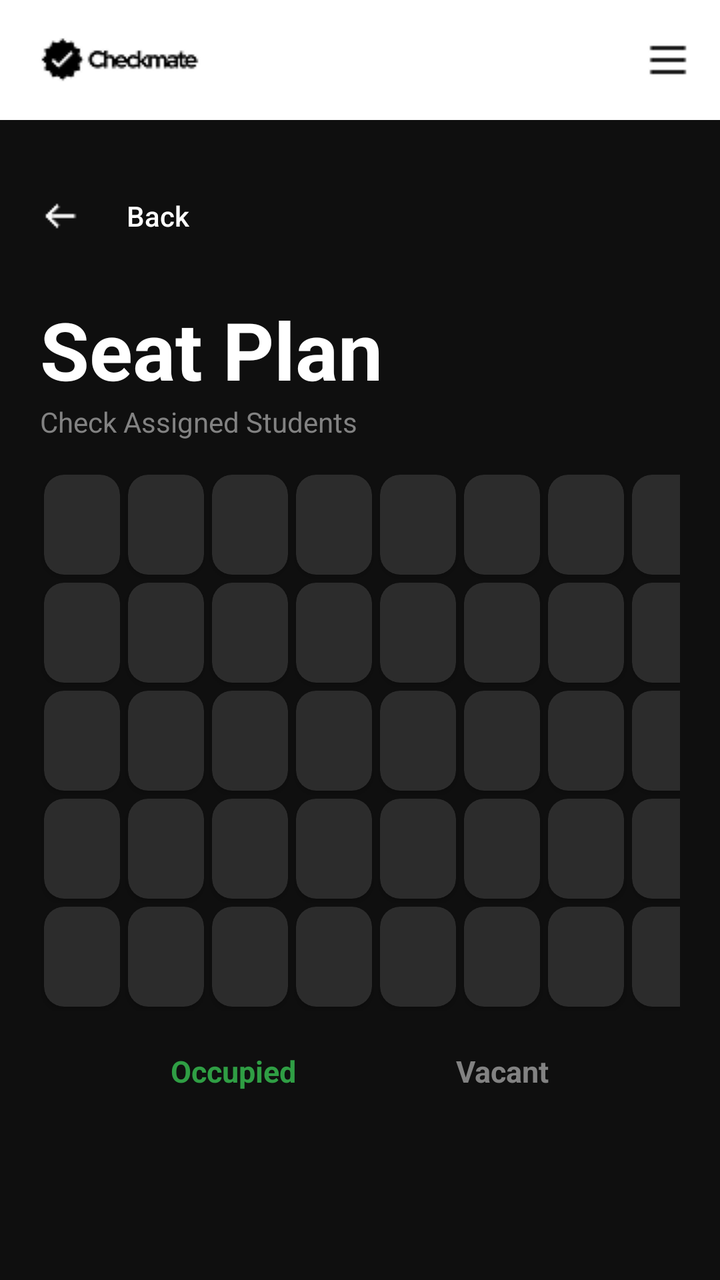
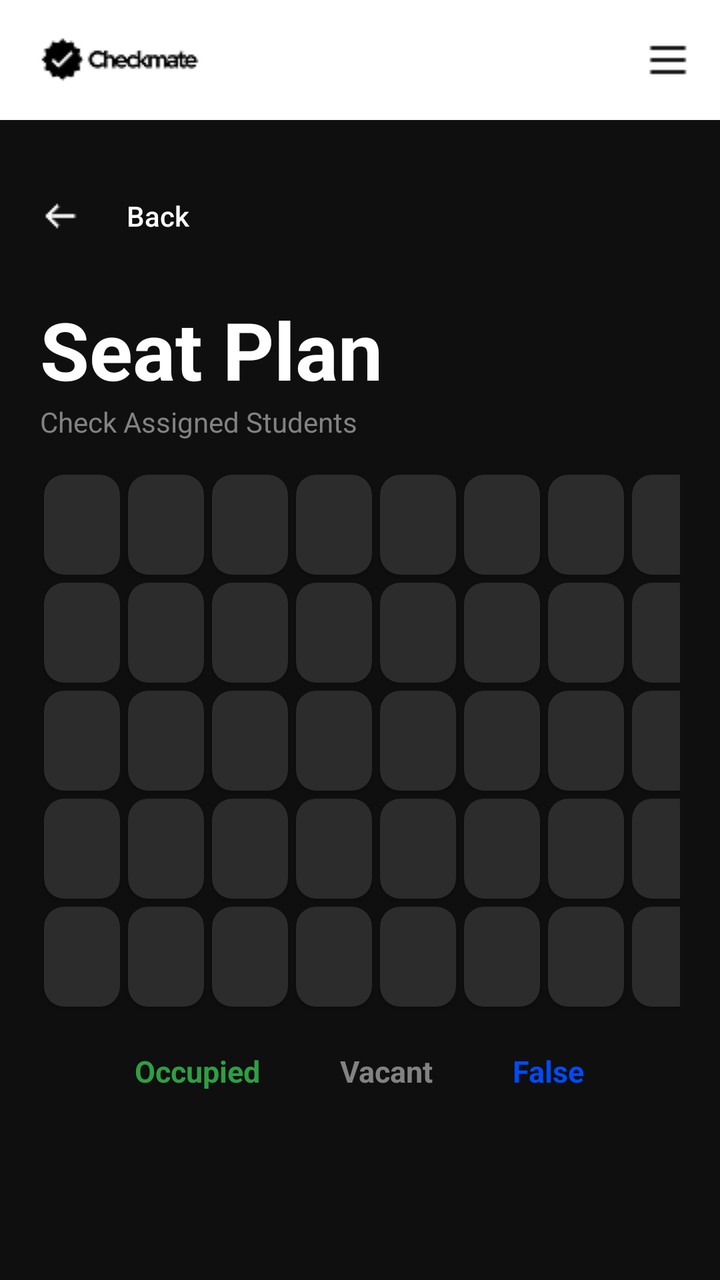

The first picture is an Android layout as it rendered before a commit; the second is the same layout after the commit. The layout source and the unified diff follow.
<!-- AndroidManifest.xml: application theme Theme.AuthTest -->
<!-- res/layout/activity_seat_plan.xml -->
<?xml version="1.0" encoding="utf-8"?>
<androidx.drawerlayout.widget.DrawerLayout
    xmlns:android="http://schemas.android.com/apk/res/android"
    xmlns:tools="http://schemas.android.com/tools"
    xmlns:app="http://schemas.android.com/apk/res-auto"
    android:id="@+id/main"
    android:layout_width="match_parent"
    android:layout_height="match_parent"
    android:background="#0F0F0F"
    android:fitsSystemWindows="true"
    tools:context=".SeatPlan">

    <LinearLayout
        android:layout_width="match_parent"
        android:layout_height="match_parent"
        android:orientation="vertical">

        <RelativeLayout
            android:layout_width="match_parent"
            android:layout_height="wrap_content"
            android:minHeight="60dp"
            android:background="#FFFFFF">

            <ImageView
                android:id="@+id/header_logo"
                android:layout_width="wrap_content"
                android:layout_height="wrap_content"
                android:layout_alignParentStart="true"
                android:layout_centerVertical="true"
                android:layout_marginStart="16dp"
                android:src="@drawable/header_logo"
                android:contentDescription="header_logo" />

            <ImageView
                android:id="@+id/hamburger_icon"
                android:layout_width="wrap_content"
                android:layout_height="wrap_content"
                android:layout_alignParentEnd="true"
                android:layout_centerVertical="true"
                android:layout_marginEnd="16dp"
                android:src="@drawable/hamburger_icon"
                android:contentDescription="hamburger_icon" />

        </RelativeLayout>

        <LinearLayout
            android:layout_width="match_parent"
            android:layout_height="wrap_content"
            android:paddingHorizontal="20dp"
            android:paddingTop="24dp"
            android:paddingBottom="16dp">

            <androidx.appcompat.widget.AppCompatButton
                android:id="@+id/backButton"
                android:layout_width="wrap_content"
                android:layout_height="wrap_content"
                android:background="@android:color/transparent"
                android:drawableStart="@drawable/left_arrow"
                android:drawablePadding="10dp"
                android:text="Back"
                android:textAllCaps="false"
                android:textColor="#FFFFFF" />

        </LinearLayout>

        <LinearLayout
            android:id="@+id/mainContent"
            android:layout_width="match_parent"
            android:layout_height="wrap_content"
            android:orientation="vertical"
            android:paddingLeft="20dp"
            android:paddingRight="20dp"
            android:paddingBottom="20dp" >

            <LinearLayout
                android:layout_width="match_parent"
                android:layout_height="wrap_content"
                android:orientation="vertical"
                android:layout_marginBottom="15dp"
                android:paddingTop="0dp" >

                <TextView
                    android:text="Seat Plan"
                    android:textColor="#FFFFFF"
                    android:textStyle="bold"
                    android:textSize="40sp"
                    android:layout_width="wrap_content"
                    android:layout_height="wrap_content" />

                <TextView
                    android:text="Check Assigned Students"
                    android:textColor="#828282"
                    android:textSize="14sp"
                    android:layout_width="wrap_content"
                    android:layout_height="wrap_content" />

            </LinearLayout>

            <LinearLayout
                android:layout_width="wrap_content"
                android:layout_height="wrap_content"
                android:layout_gravity="center_horizontal"
                android:orientation="horizontal">

                <include
                    android:id="@+id/seatPlanCard1"
                    layout="@layout/seat_plan_card" />

                <include
                    android:id="@+id/seatPlanCard2"
                    layout="@layout/seat_plan_card" />

                <include
                    android:id="@+id/seatPlanCard3"
                    layout="@layout/seat_plan_card" />

                <include
                    android:id="@+id/seatPlanCard4"
                    layout="@layout/seat_plan_card" />

                <include
                    android:id="@+id/seatPlanCard5"
                    layout="@layout/seat_plan_card" />

                <include
                    android:id="@+id/seatPlanCard6"
                    layout="@layout/seat_plan_card" />

                <include
                    android:id="@+id/seatPlanCard7"
                    layout="@layout/seat_plan_card" />

                <include
                    android:id="@+id/seatPlanCard8"
                    layout="@layout/seat_plan_card" />

            </LinearLayout>

            <LinearLayout
                android:layout_width="wrap_content"
                android:layout_height="wrap_content"
                android:layout_gravity="center_horizontal"
                android:orientation="horizontal">

                <include
                    android:id="@+id/seatPlanCard9"
                    layout="@layout/seat_plan_card" />

                <include
                    android:id="@+id/seatPlanCard10"
                    layout="@layout/seat_plan_card" />

                <include
                    android:id="@+id/seatPlanCard11"
                    layout="@layout/seat_plan_card" />

                <include
                    android:id="@+id/seatPlanCard12"
                    layout="@layout/seat_plan_card" />

                <include
                    android:id="@+id/seatPlanCard13"
                    layout="@layout/seat_plan_card" />

                <include
                    android:id="@+id/seatPlanCard14"
                    layout="@layout/seat_plan_card" />

                <include
                    android:id="@+id/seatPlanCard15"
                    layout="@layout/seat_plan_card" />

                <include
                    android:id="@+id/seatPlanCard16"
                    layout="@layout/seat_plan_card" />

            </LinearLayout>

            <LinearLayout
                android:layout_width="wrap_content"
                android:layout_height="wrap_content"
                android:layout_gravity="center_horizontal"
                android:orientation="horizontal">

                <include
                    android:id="@+id/seatPlanCard17"
                    layout="@layout/seat_plan_card" />

                <include
                    android:id="@+id/seatPlanCard18"
                    layout="@layout/seat_plan_card" />

                <include
                    android:id="@+id/seatPlanCard19"
                    layout="@layout/seat_plan_card" />

                <include
                    android:id="@+id/seatPlanCard20"
                    layout="@layout/seat_plan_card" />

                <include
                    android:id="@+id/seatPlanCard21"
                    layout="@layout/seat_plan_card" />

                <include
                    android:id="@+id/seatPlanCard22"
                    layout="@layout/seat_plan_card" />

                <include
                    android:id="@+id/seatPlanCard23"
                    layout="@layout/seat_plan_card" />

                <include
                    android:id="@+id/seatPlanCard24"
                    layout="@layout/seat_plan_card" />

            </LinearLayout>

            <LinearLayout
                android:layout_width="wrap_content"
                android:layout_height="wrap_content"
                android:layout_gravity="center_horizontal"
                android:orientation="horizontal">

                <include
                    android:id="@+id/seatPlanCard25"
                    layout="@layout/seat_plan_card" />

                <include
                    android:id="@+id/seatPlanCard26"
                    layout="@layout/seat_plan_card" />

                <include
                    android:id="@+id/seatPlanCard27"
                    layout="@layout/seat_plan_card" />

                <include
                    android:id="@+id/seatPlanCard28"
                    layout="@layout/seat_plan_card" />

                <include
                    android:id="@+id/seatPlanCard29"
                    layout="@layout/seat_plan_card" />

                <include
                    android:id="@+id/seatPlanCard30"
                    layout="@layout/seat_plan_card" />

                <include
                    android:id="@+id/seatPlanCard31"
                    layout="@layout/seat_plan_card" />

                <include
                    android:id="@+id/seatPlanCard32"
                    layout="@layout/seat_plan_card" />

            </LinearLayout>

            <LinearLayout
                android:layout_width="wrap_content"
                android:layout_height="wrap_content"
                android:layout_gravity="center_horizontal"
                android:orientation="horizontal">

                <include
                    android:id="@+id/seatPlanCard33"
                    layout="@layout/seat_plan_card" />

                <include
                    android:id="@+id/seatPlanCard34"
                    layout="@layout/seat_plan_card" />

                <include
                    android:id="@+id/seatPlanCard35"
                    layout="@layout/seat_plan_card" />

                <include
                    android:id="@+id/seatPlanCard36"
                    layout="@layout/seat_plan_card" />

                <include
                    android:id="@+id/seatPlanCard37"
                    layout="@layout/seat_plan_card" />

                <include
                    android:id="@+id/seatPlanCard38"
                    layout="@layout/seat_plan_card" />

                <include
                    android:id="@+id/seatPlanCard39"
                    layout="@layout/seat_plan_card" />

                <include
                    android:id="@+id/seatPlanCard40"
                    layout="@layout/seat_plan_card" />

            </LinearLayout>

            <LinearLayout
                android:layout_width="match_parent"
                android:layout_height="match_parent"
                android:orientation="horizontal"
                android:gravity="center"
                android:padding="10dp"
                android:layout_marginTop="10dp">

                <TextView
                    android:id="@+id/occupiedText"
                    android:layout_width="wrap_content"
                    android:layout_height="wrap_content"
                    android:text="Occupied"
                    android:textStyle="bold"
                    android:textColor="#2F9E44"
                    android:textSize="15sp"
                    android:layout_marginRight="80dp"/>

                <TextView
                    android:id="@+id/vacantText"
                    android:layout_width="wrap_content"
                    android:layout_height="wrap_content"
                    android:text="Vacant"
                    android:textStyle="bold"
                    android:textColor="#828282"
                    android:textSize="15sp" />

            </LinearLayout>

        </LinearLayout>

    </LinearLayout>

    <com.google.android.material.navigation.NavigationView
        android:id="@+id/navigation_view"
        android:layout_width="280dp"
        android:layout_height="match_parent"
        android:layout_gravity="start"
        android:fitsSystemWindows="true"
        android:background="#1A1A1A"
        app:menu="@menu/menu_drawer"
        app:headerLayout="@layout/drawer_header"
        app:itemTextColor="@color/menu_item_color"
        app:itemIconTint="@color/menu_item_color" />

</androidx.drawerlayout.widget.DrawerLayout>
<!-- res/layout/seat_plan_card.xml (included above) -->
<?xml version="1.0" encoding="utf-8"?>
<androidx.cardview.widget.CardView xmlns:android="http://schemas.android.com/apk/res/android"
    xmlns:app="http://schemas.android.com/apk/res-auto"
    android:id="@+id/seatPlanCard"
    android:layout_width="38dp"
    android:layout_height="50dp"
    android:layout_margin="2dp"
    app:cardBackgroundColor="@color/empty_seat"
    app:cardCornerRadius="10dp" >

</androidx.cardview.widget.CardView>
<!-- res/layout/drawer_header.xml (included above) -->
<?xml version="1.0" encoding="utf-8"?>
<LinearLayout xmlns:android="http://schemas.android.com/apk/res/android"
    android:layout_width="match_parent"
    android:layout_height="200dp"
    android:orientation="vertical"
    android:gravity="bottom"
    android:padding="20dp"
    android:background="#0F0F0F">

    <ImageView
        android:id="@+id/drawer_user_avatar"
        android:layout_width="60dp"
        android:layout_height="60dp"
        android:src="@drawable/default_avatar"
        android:contentDescription="user_avatar"
        android:layout_marginBottom="15dp" />

    <TextView
        android:id="@+id/drawer_user_name"
        android:layout_width="wrap_content"
        android:layout_height="wrap_content"
        android:text="User Name"
        android:textColor="#FFFFFF"
        android:textSize="24sp"
        android:textStyle="bold" />

    <TextView
        android:id="@+id/drawer_user_email"
        android:layout_width="wrap_content"
        android:layout_height="wrap_content"
        android:text="user@example.com"
        android:textColor="#828282"
        android:textSize="12sp" />

</LinearLayout>
<!-- resources referenced by this layout -->
<resources>
  <color name="empty_seat">#2C2C2C</color>
  <!-- drawable default_avatar (drawable) -->
  <?xml version="1.0" encoding="utf-8"?>
  <vector xmlns:android="http://schemas.android.com/apk/res/android"
      android:width="24dp"
      android:height="24dp"
      android:viewportWidth="24"
      android:viewportHeight="24">
      <path
          android:fillColor="#FFFFFF"
          android:pathData="M12,12c2.21,0 4,-1.79 4,-4s-1.79,-4 -4,-4 -4,1.79 -4,4 1.79,4 4,4zm0,2c-2.67,0 -8,1.34 -8,4v2h16v-2c0,-2.66 -5.33,-4 -8,-4z" />
  </vector>
  <!-- drawable hamburger_icon: png bitmap (drawable, 177 bytes) -->
  <!-- drawable header_logo: png bitmap (drawable, 1337 bytes) -->
  <!-- drawable left_arrow: png bitmap (drawable, 316 bytes) -->
  <style name="Theme.AuthTest" parent="Base.Theme.AuthTest" />
  <style name="Base.Theme.AuthTest" parent="Theme.Material3.DayNight.NoActionBar">
          
          
      </style>
</resources>

<!-- the commit's change to res/layout/activity_seat_plan.xml (unified diff, before → after) -->
@@ -312,7 +312,7 @@
                     android:textStyle="bold"
                     android:textColor="#2F9E44"
                     android:textSize="15sp"
-                    android:layout_marginRight="80dp"/>
+                    android:layout_marginRight="40dp"/>
 
                 <TextView
                     android:id="@+id/vacantText"
@@ -322,6 +322,16 @@
                     android:textStyle="bold"
                     android:textColor="#828282"
                     android:textSize="15sp" />
+
+                <TextView
+                    android:id="@+id/falseText"
+                    android:layout_width="wrap_content"
+                    android:layout_height="wrap_content"
+                    android:text="False"
+                    android:textStyle="bold"
+                    android:textColor="#004BF9"
+                    android:textSize="15sp"
+                    android:layout_marginLeft="40dp"/>
 
             </LinearLayout>
 
